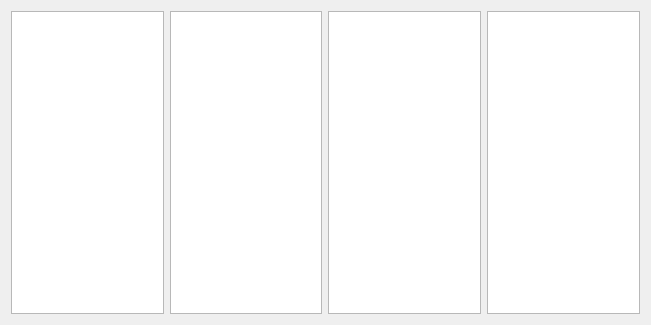
Qt form Qt/Lab_1/departurejournal.ui (avasyutkin/term_2) before a commit.
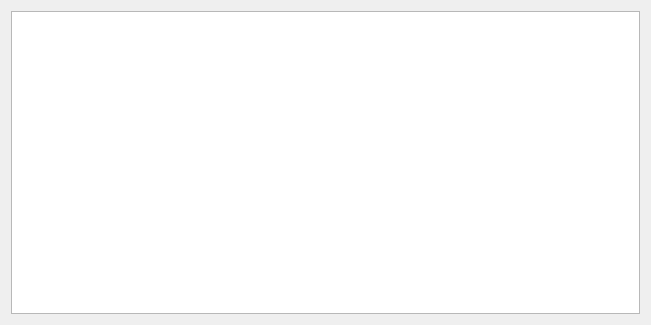
The same form after that commit.

Patch:
```diff
--- a/Qt/Lab_1/departurejournal.ui
+++ b/Qt/Lab_1/departurejournal.ui
@@ -15,16 +15,7 @@
   </property>
   <layout class="QHBoxLayout" name="horizontalLayout">
    <item>
-    <widget class="QColumnView" name="columnView_3"/>
-   </item>
-   <item>
-    <widget class="QColumnView" name="columnView_2"/>
-   </item>
-   <item>
-    <widget class="QColumnView" name="columnView"/>
-   </item>
-   <item>
-    <widget class="QTableView" name="DepJpurnal"/>
+    <widget class="QTableWidget" name="tableWidget"/>
    </item>
   </layout>
  </widget>
```
